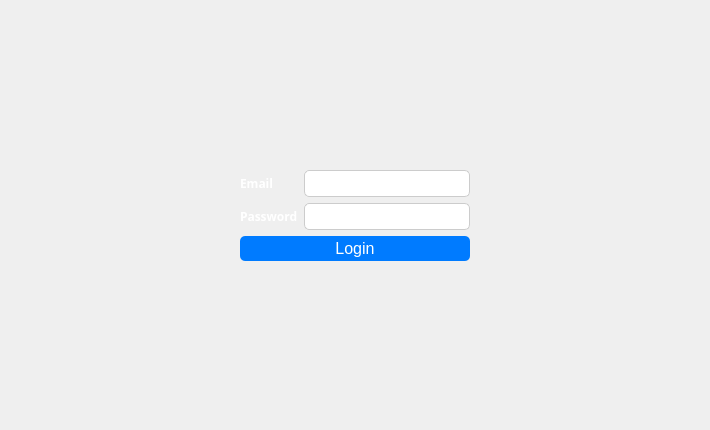
First picture: the form in mainwindow.ui, repository Projet-CPP-2A6/Nautica, before the edit.
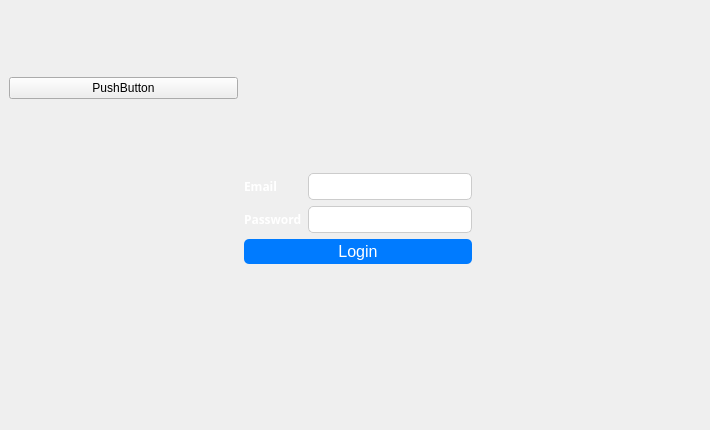
Second picture: the form after the edit.

```diff
--- a/mainwindow.ui
+++ b/mainwindow.ui
@@ -210,6 +210,13 @@
       </property>
      </spacer>
     </item>
+    <item row="0" column="0">
+     <widget class="QPushButton" name="pushButton">
+      <property name="text">
+       <string>PushButton</string>
+      </property>
+     </widget>
+    </item>
    </layout>
   </widget>
  </widget>
```
